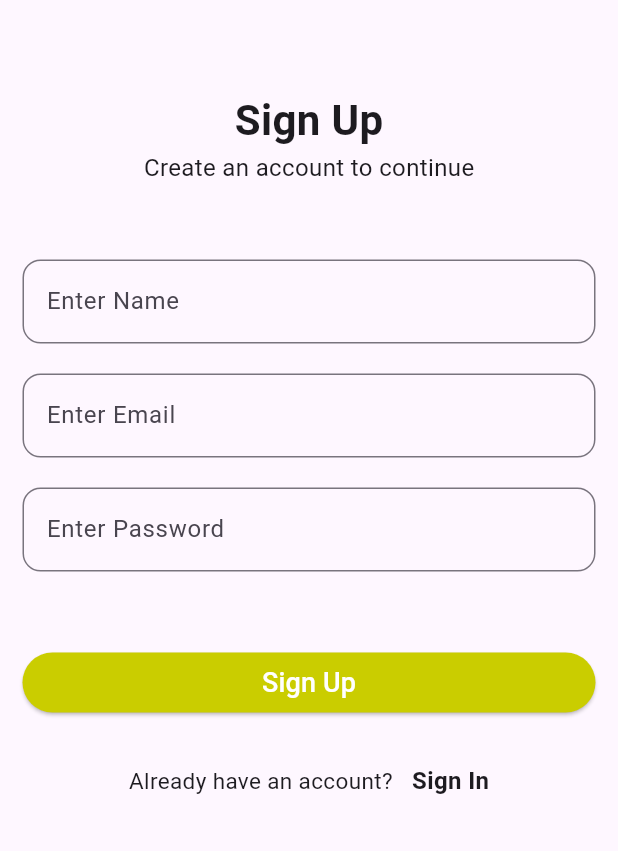
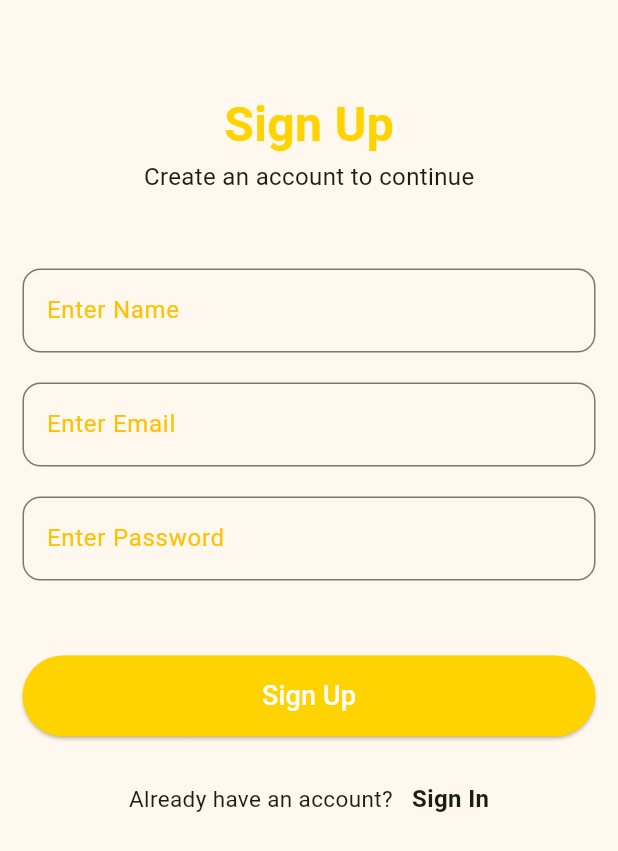
Before and after one commit to Rahul-Sharma-Github/Notes-App, a Flutter app: the screen it shows after launch, after a tap on "Sign Up", on a phone screen of 412 x 824 dp. Shown: the top 851 px of the screen. Run offline on Flutter 3.47's test engine with Material 2 defaults, Android fonts, the phone set to English and light mode, and no system bars; our stand-ins replace cloud_firestore, device_preview, firebase_auth, firebase_core, get; accounts and stored records are empty.

Commit message:
theme color changed and some inputfield bug fix

```diff
--- a/lib/Firestore_Services/firestore_services.dart
+++ b/lib/Firestore_Services/firestore_services.dart
@@ -5,7 +5,6 @@ import 'package:firebase_auth/firebase_auth.dart';
 import 'package:flutter/material.dart';
 import 'package:get/get.dart';
 
-//
 import 'package:intl/intl.dart';
 import 'package:note_taking_app/Pages/notes_details/notes_details_controller.dart';
 
--- a/lib/Pages/home/home_page.dart
+++ b/lib/Pages/home/home_page.dart
@@ -95,6 +95,7 @@ class HomePage extends StatelessWidget {
                           mainAxisSize: MainAxisSize.min,
                           children: [
                             TextField(
+                              autofocus: true,
                               controller: topicController,
                               decoration: const InputDecoration(
                                 labelText: 'Enter Note\'s Topic here',
@@ -144,8 +145,8 @@ class HomePage extends StatelessWidget {
                                   );
 
                                   // Resetting TextField
-                                  topicController.clear();
-                                  descriptionController.clear();
+                                  topicController.text = '';
+                                  descriptionController.text = '';
                                 }
                               },
                               child: const Padding(
--- a/lib/Pages/login/login_page.dart
+++ b/lib/Pages/login/login_page.dart
@@ -35,8 +35,9 @@ class LogInPage extends StatelessWidget {
                     Text(
                       'Sign In',
                       style: TextStyle(
-                        fontSize: 28,
+                        fontSize: 32,
                         fontWeight: FontWeight.bold,
+                        color: AppColors.yellowBase,
                       ),
                     ),
                   ],
@@ -60,8 +61,11 @@ class LogInPage extends StatelessWidget {
                     mainAxisSize: MainAxisSize.min,
                     children: [
                       TextFormField(
+                        autofocus: true,
                         controller: emailController,
                         decoration: InputDecoration(
+                          labelStyle:
+                              const TextStyle(color: AppColors.labelColor),
                           border: OutlineInputBorder(
                             borderRadius: BorderRadius.circular(12),
                           ),
@@ -80,6 +84,8 @@ class LogInPage extends StatelessWidget {
                       TextFormField(
                         controller: passwordController,
                         decoration: InputDecoration(
+                          labelStyle:
+                              const TextStyle(color: AppColors.labelColor),
                           border: OutlineInputBorder(
                             borderRadius: BorderRadius.circular(12),
                           ),
--- a/lib/Pages/signup/signup_page.dart
+++ b/lib/Pages/signup/signup_page.dart
@@ -35,8 +35,9 @@ class SignUpPage extends StatelessWidget {
                     Text(
                       'Sign Up',
                       style: TextStyle(
-                        fontSize: 28,
+                        fontSize: 32,
                         fontWeight: FontWeight.bold,
+                        color: AppColors.yellowBase,
                       ),
                     ),
                   ],
@@ -62,6 +63,8 @@ class SignUpPage extends StatelessWidget {
                       TextFormField(
                         controller: nameController,
                         decoration: InputDecoration(
+                          labelStyle:
+                              const TextStyle(color: AppColors.labelColor),
                           border: OutlineInputBorder(
                             borderRadius: BorderRadius.circular(12),
                           ),
@@ -80,6 +83,8 @@ class SignUpPage extends StatelessWidget {
                       TextFormField(
                         controller: emailController,
                         decoration: InputDecoration(
+                          labelStyle:
+                              const TextStyle(color: AppColors.labelColor),
                           border: OutlineInputBorder(
                             borderRadius: BorderRadius.circular(12),
                           ),
@@ -98,6 +103,8 @@ class SignUpPage extends StatelessWidget {
                       TextFormField(
                         controller: passwordController,
                         decoration: InputDecoration(
+                          labelStyle:
+                              const TextStyle(color: AppColors.labelColor),
                           border: OutlineInputBorder(
                             borderRadius: BorderRadius.circular(12),
                           ),
@@ -114,6 +121,10 @@ class SignUpPage extends StatelessWidget {
                       ),
                       const SizedBox(height: 50),
                       ElevatedButton(
+                        style: ButtonStyle(
+                          padding: MaterialStateProperty.all(
+                              const EdgeInsets.symmetric(vertical: 14)),
+                        ),
                         onPressed: () {
                           if (formKeySignUp.currentState!.validate()) {
                             // Saving Current State of Form
--- a/lib/constants/colors.dart
+++ b/lib/constants/colors.dart
@@ -3,8 +3,9 @@
 import 'package:flutter/material.dart';
 
 class AppColors {
-  static const Color yellowBase = Color(0xffcacd00);
+  static const Color yellowBase = Color(0xffFFD300);
   static const Color floatingActionButton = Color(0xfffcff40);
   static const Color buttonTextColor = Color(0xffffffff);
   static const Color noteColor = Color(0xffffd642);
+  static const Color labelColor = Colors.amber;
 }
--- a/lib/main.dart
+++ b/lib/main.dart
@@ -22,6 +22,7 @@ import 'Authentication_Services/auth_controller.dart';
 // Device Preview
 import 'package:device_preview/device_preview.dart';
 
+// Colors
 import 'constants/colors.dart';
 
 // it will initialize our Flutter Firebase app before starting the App
@@ -57,7 +58,7 @@ class MyApp extends StatelessWidget {
       debugShowCheckedModeBanner: false,
       title: 'Notes App',
       theme: ThemeData(
-        // colorScheme: ColorScheme.fromSeed(seedColor: AppColors.yellowBase),
+        colorScheme: ColorScheme.fromSeed(seedColor: AppColors.yellowBase),
         // Button Theme
         elevatedButtonTheme: const ElevatedButtonThemeData(
           style: ButtonStyle(
```
